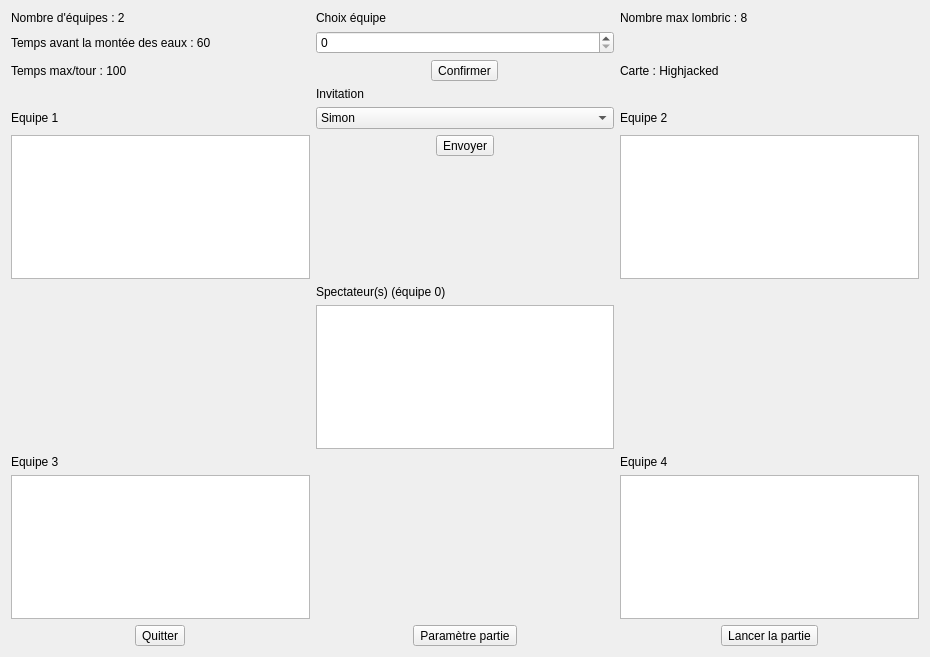
Minigrim0/LombricABrac, file Client/UI/Salon_HoteQt.ui: the form before one commit.
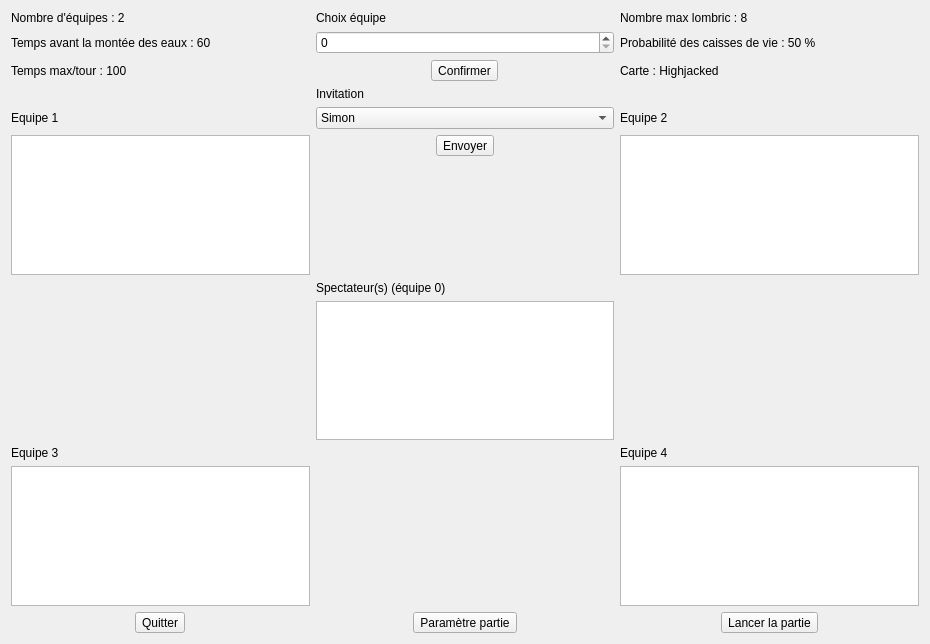
The form after the commit.

Patch:
```diff
--- a/Client/UI/Salon_HoteQt.ui
+++ b/Client/UI/Salon_HoteQt.ui
@@ -7,7 +7,7 @@
     <x>0</x>
     <y>0</y>
     <width>930</width>
-    <height>657</height>
+    <height>644</height>
    </rect>
   </property>
   <property name="windowTitle">
@@ -322,6 +322,13 @@
        </property>
       </widget>
      </item>
+     <item row="1" column="2">
+      <widget class="QLabel" name="Proba_CaisseLabel">
+       <property name="text">
+        <string>Probabilité des caisses de vie : 50 %</string>
+       </property>
+      </widget>
+     </item>
     </layout>
    </item>
   </layout>
```
Left out of the diff: 306 changed lines with no effect on the pictures.
